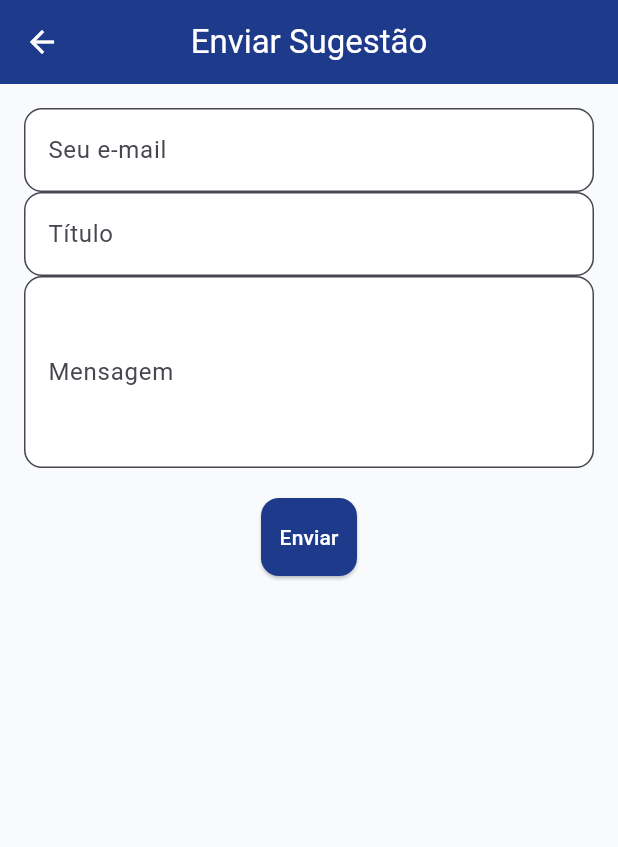
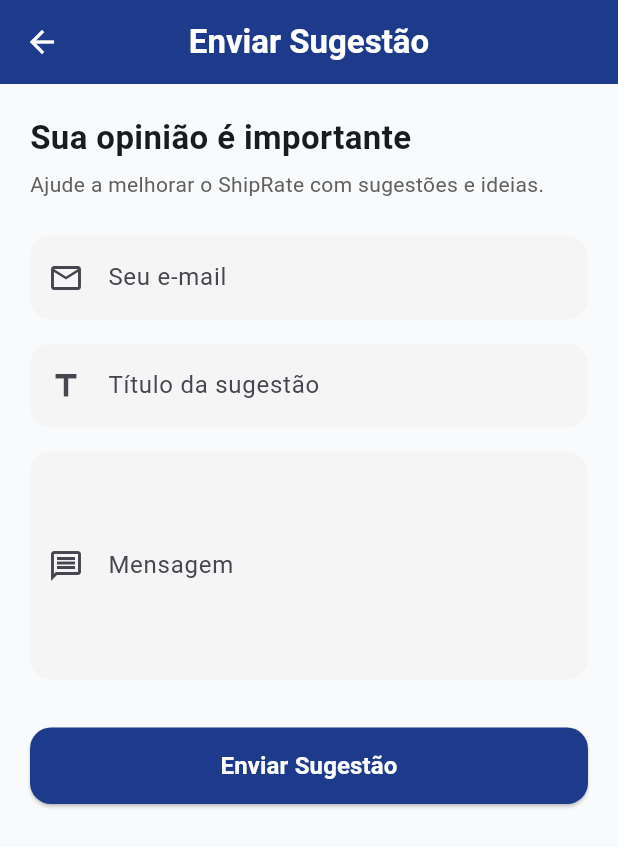
Before and after one commit to Paulo-Massao1/ship-rate-project, a Flutter app: the SugestaoPage screen opened directly, on a phone screen of 412 x 824 dp. Shown: the top 847 px of the screen. Run offline on Flutter 3.47's test engine with Material 3 defaults, Android fonts, the light colour scheme and no system bars; our stand-ins replace cloud_firestore, firebase_auth, firebase_core; missing offline and left inert: dart:html; accounts and stored records are empty.

Commit message:
Uploading UI changes

```diff
--- a/lib/features/sugestoes/sugestao_page.dart
+++ b/lib/features/sugestoes/sugestao_page.dart
@@ -4,25 +4,6 @@ import 'package:ship_rate/data/services/sugestao_service.dart';
 /// ============================================================================
 /// SugestaoPage
 /// ============================================================================
-/// Tela responsável por permitir que o usuário envie sugestões sobre o app.
-///
-/// OBJETIVOS PRINCIPAIS:
-///  • Captura de e-mail, título e descrição.
-///  • Envio via SugestaoService (Firestore).
-///  • Feedback ao usuário via SnackBar.
-///  • UI simples e direta.
-///
-/// NOTAS ARQUITETURAIS:
-///  • Não faz validação complexa — ideal para ser validada futuramente.
-///  • Reaproveita SugestaoService para manter controller/service separado da UI.
-///  • Navegação: retorna para tela anterior após sucesso.
-///
-/// Firestore:
-///  • Coleção: "sugestoes"
-///  • Campos persistidos: email, titulo, mensagem, createdAt
-///
-/// ============================================================================
-
 class SugestaoPage extends StatefulWidget {
   const SugestaoPage({super.key});
 
@@ -31,28 +12,12 @@ class SugestaoPage extends StatefulWidget {
 }
 
 class _SugestaoPageState extends State<SugestaoPage> {
-  /// Controllers dos campos de entrada
   final _emailController = TextEditingController();
   final _tituloController = TextEditingController();
   final _mensagemController = TextEditingController();
 
-  /// Estado para exibir carregamento durante envio
   bool isLoading = false;
 
-  /// --------------------------------------------------------------------------
-  /// _enviar()
-  /// --------------------------------------------------------------------------
-  /// Ação disparada ao clicar no botão "Enviar".
-  ///
-  /// Regras:
-  ///  • dispara SugestaoService.enviar(...)
-  ///  • exibe SnackBar com sucesso ou falha
-  ///  • desabilita botão enquanto envia
-  ///  • retorna à tela anterior em caso de sucesso
-  ///
-  /// Não possui validação obrigatória — intencional para simplicidade inicial.
-  /// Pode ser estendida com validações de campo no futuro.
-  /// --------------------------------------------------------------------------
   Future<void> _enviar() async {
     setState(() => isLoading = true);
 
@@ -66,69 +31,116 @@ class _SugestaoPageState extends State<SugestaoPage> {
 
     if (!mounted) return;
 
-    /// Feedback ao usuário via SnackBar
     ScaffoldMessenger.of(context).showSnackBar(
       SnackBar(
-        content: Text(
-          ok ? "Sugestão enviada com sucesso!" : "Erro ao enviar sugestão.",
-        ),
+        content: Text(ok
+            ? 'Sugestão enviada com sucesso!'
+            : 'Erro ao enviar sugestão.'),
         backgroundColor: ok ? Colors.green : Colors.red,
       ),
     );
 
-    /// Retorna à tela anterior apenas se sucesso
     if (ok) Navigator.pop(context);
   }
 
-  /// --------------------------------------------------------------------------
-  /// build()
-  /// --------------------------------------------------------------------------
-  /// Renderiza a interface:
-  ///  • AppBar
-  ///  • Formulário simples
-  ///  • Button com loader
-  ///
-  /// UI focada em simplicidade e clareza.
-  /// --------------------------------------------------------------------------
   @override
   Widget build(BuildContext context) {
     return Scaffold(
-      appBar: AppBar(title: const Text("Enviar Sugestão")),
-      body: Padding(
-        padding: const EdgeInsets.all(16),
+      appBar: AppBar(
+        title: const Text('Enviar Sugestão',
+            style: TextStyle(fontWeight: FontWeight.bold)),
+        centerTitle: true,
+      ),
+      body: SingleChildScrollView(
+        padding: const EdgeInsets.all(20),
         child: Column(
+          crossAxisAlignment: CrossAxisAlignment.start,
           children: [
-            /// Campo de e-mail
-            TextField(
+            const Text(
+              'Sua opinião é importante',
+              style: TextStyle(fontSize: 22, fontWeight: FontWeight.bold),
+            ),
+            const SizedBox(height: 6),
+            Text(
+              'Ajude a melhorar o ShipRate com sugestões e ideias.',
+              style: TextStyle(color: Colors.grey[700]),
+            ),
+            const SizedBox(height: 24),
+
+            _field(
               controller: _emailController,
-              decoration: const InputDecoration(labelText: "Seu e-mail"),
+              label: 'Seu e-mail',
+              icon: Icons.email_outlined,
+            ),
+            const SizedBox(height: 16),
+            _field(
+              controller: _tituloController,
+              label: 'Título da sugestão',
+              icon: Icons.title,
+            ),
+            const SizedBox(height: 16),
+            _field(
+              controller: _mensagemController,
+              label: 'Mensagem',
+              icon: Icons.message_outlined,
+              maxLines: 5,
             ),
 
-            /// Campo título
-            TextField(
-              controller: _tituloController,
-              decoration: const InputDecoration(labelText: "Título"),
+            const SizedBox(height: 32),
+
+            SizedBox(
+              width: double.infinity,
+              child: ElevatedButton(
+                onPressed: isLoading ? null : _enviar,
+                style: ElevatedButton.styleFrom(
+                  padding: const EdgeInsets.symmetric(vertical: 14),
+                  shape: RoundedRectangleBorder(
+                    borderRadius: BorderRadius.circular(14),
+                  ),
+                ),
+                child: isLoading
+                    ? const SizedBox(
+                        width: 22,
+                        height: 22,
+                        child: CircularProgressIndicator(
+                          strokeWidth: 2,
+                          color: Colors.white,
+                        ),
+                      )
+                    : const Text(
+                        'Enviar Sugestão',
+                        style: TextStyle(
+                          fontSize: 16,
+                          fontWeight: FontWeight.w600,
+                        ),
+                      ),
+              ),
             ),
-
-            /// Campo mensagem
-            TextField(
-              controller: _mensagemController,
-              maxLines: 4,
-              decoration: const InputDecoration(labelText: "Mensagem"),
-            ),
-
-            const SizedBox(height: 20),
-
-            /// Botão enviar (ou indicador de loading)
-            ElevatedButton(
-              onPressed: isLoading ? null : _enviar,
-              child: isLoading
-                  ? const CircularProgressIndicator(color: Colors.white)
-                  : const Text("Enviar"),
-            )
           ],
         ),
       ),
     );
   }
+
+  Widget _field({
+    required TextEditingController controller,
+    required String label,
+    required IconData icon,
+    int maxLines = 1,
+  }) {
+    return TextField(
+      controller: controller,
+      maxLines: maxLines,
+      decoration: InputDecoration(
+        labelText: label,
+        prefixIcon: Icon(icon),
+        filled: true,
+        fillColor: Colors.grey[100],
+        border: OutlineInputBorder(
+          borderRadius: BorderRadius.circular(14),
+          borderSide: BorderSide.none,
+        ),
+      ),
+    );
+  }
 }
```
Also changed, not shown: lib/features/home/main_screen_page.dart (+67 -94 lines), lib/features/ships/search_ship_page.dart (+176 -165 lines), 1 other file.
